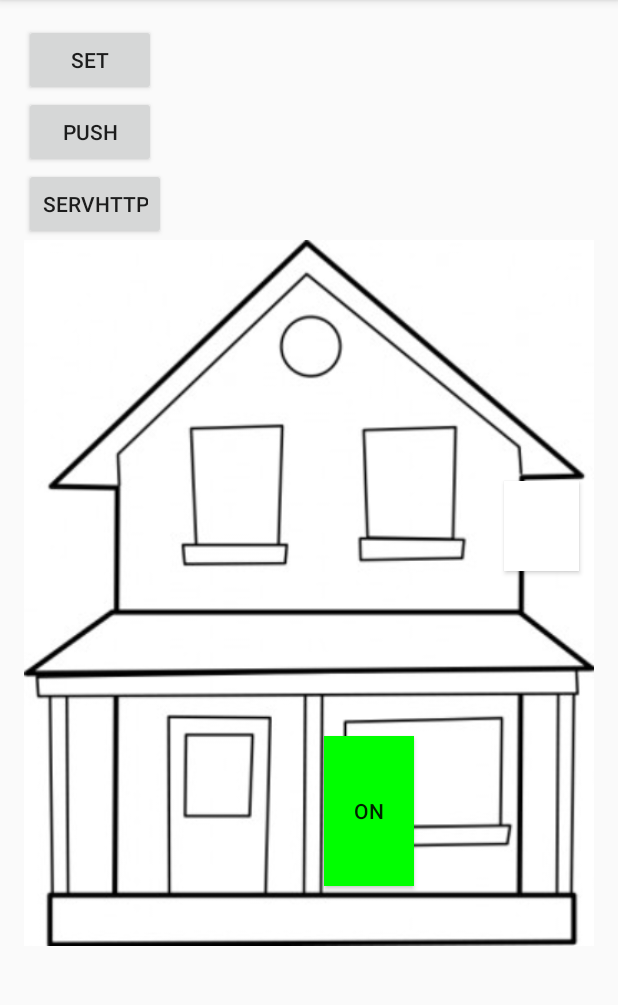
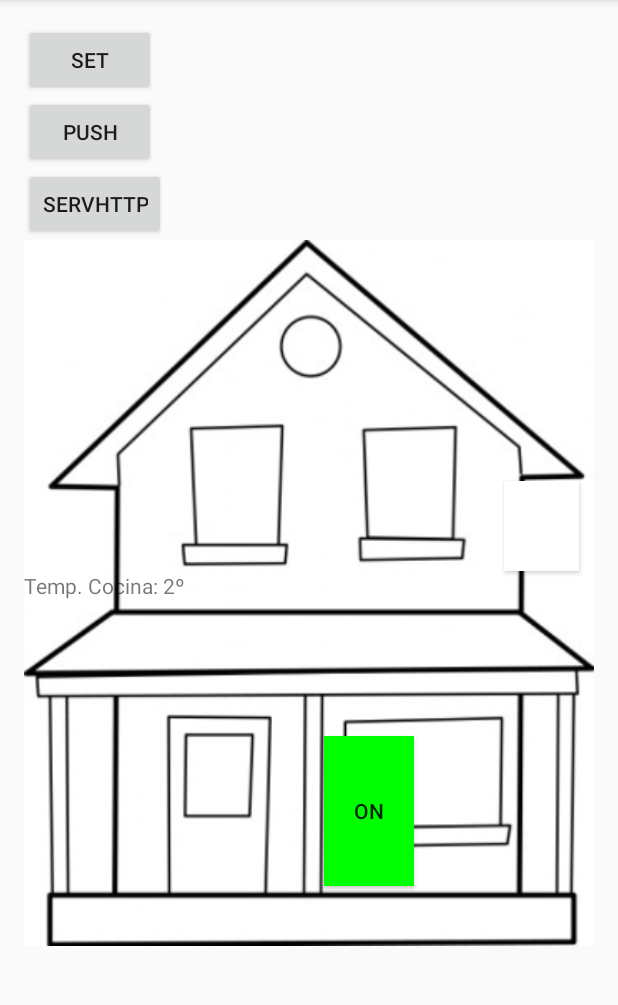
Before and after one commit to jfmolano/PG_client_201610, an Android app: the screen it shows after launch (MainActivity), after a tap on an icon or button, on a phone screen of 412 x 824 dp, the part 84-1089 px from its top. Run offline under Robolectric (Android 15) with nearby library versions, the phone set to English and light mode, and no system bars; network calls fail.

Commit message:
Actualización de servidor http en pantalla
.

```diff
--- a/app/src/main/java/com/uniandes/jfm/pg20161client/MainActivity.java
+++ b/app/src/main/java/com/uniandes/jfm/pg20161client/MainActivity.java
@@ -1,13 +1,19 @@
 package com.uniandes.jfm.pg20161client;
 
+import android.content.BroadcastReceiver;
 import android.content.Context;
+import android.content.Intent;
+import android.content.IntentFilter;
 import android.os.AsyncTask;
+import android.os.Handler;
 import android.support.v7.app.ActionBarActivity;
 import android.os.Bundle;
 import android.view.Menu;
 import android.view.MenuItem;
 import android.view.View;
 import android.widget.Button;
+import android.widget.TextView;
+import android.widget.Toast;
 
 import org.apache.http.localserver.LocalTestServer;
 import org.apache.http.protocol.HttpRequestHandler;
@@ -41,20 +47,49 @@ public class MainActivity extends ActionBarActivity {
     private HttpRequestHandler hand;
     public int opcion1;
     public int opcion2;
+    MainActivity esta;
 
     @Override
     protected void onCreate(Bundle savedInstanceState) {
         super.onCreate(savedInstanceState);
         setContentView(R.layout.activity_main);
+        esta = this;
         opcion1 = 0;
         opcion2 = 0;
+
+        MyReceiver receiver = new MyReceiver(new Handler()); // Create the receiver
+        registerReceiver(receiver, new IntentFilter("some.action")); // Register receiver
+
+        //sendBroadcast(new Intent("some.action")); // Send an example Intent
+    }
+
+    public class MyReceiver extends BroadcastReceiver {
+
+        private final Handler handler; // Handler used to execute code on the UI thread
+
+        public MyReceiver(Handler handler) {
+            this.handler = handler;
+        }
+
+        @Override
+        public void onReceive(final Context context, final Intent intent) {
+            // Post the UI updating code to our Handler
+            handler.post(new Runnable() {
+                @Override
+                public void run() {
+                    TextView lab=(TextView)findViewById(R.id.medida1);
+                    lab.setText("Temp. Cocina: "+intent.getStringExtra("valor")+"º");
+                    //Toast.makeText(context, "Toast from broadcast receiver"+intent.getStringExtra("valor"), Toast.LENGTH_SHORT).show();
+                }
+            });
+        }
     }
 
     public void servHTTP(View view){
         new Thread(new Runnable() {
             public void run() {
                 System.out.println("Handler");
-                RegisterThread r = new RegisterThread(getBaseContext());
+                RegisterThread r = new RegisterThread(esta);
                 r.startThread();
             }
         }).start();
--- a/app/src/main/res/layout/activity_main.xml
+++ b/app/src/main/res/layout/activity_main.xml
@@ -50,5 +50,11 @@
             android:layout_marginLeft="320dp"
             android:background="#FFFFFF"
             android:onClick="op2" />
+        <TextView
+            android:id="@+id/medida1"
+            android:layout_width="wrap_content"
+            android:layout_height="wrap_content"
+            android:text="Temp. Cocina: 2º"
+            />
     </LinearLayout>
 </LinearLayout>
```
Also changed, not shown: app/src/main/java/com/uniandes/jfm/pg20161client/LoggingHandler.java (+20 -1 lines).
